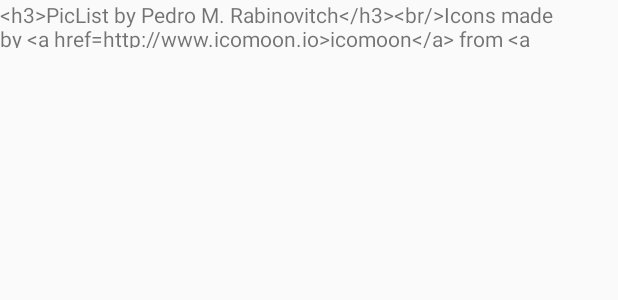
After one commit to PedroMR/FridgeList, an Android app: the layout content_about.xml on its own in the app's theme, with its tools: preview values and no code run, on a phone screen of 412 x 824 dp. The commit adds this screen. Shown: the top 300 px of the screen. Run offline under Robolectric (Android 15) with nearby library versions, the phone set to English and light mode, and no system bars.

Commit message:
Starting ABOUT page. Using text view and strings-based HTML content

```diff
--- a/app/build.gradle
+++ b/app/build.gradle
@@ -23,6 +23,7 @@ dependencies {
     implementation 'com.android.support:appcompat-v7:26.1.0'
     implementation 'com.android.support.constraint:constraint-layout:1.0.2'
     implementation 'com.google.code.gson:gson:2.8.2'
+    implementation 'com.android.support:design:26.1.0'
     testImplementation 'junit:junit:4.12'
     androidTestImplementation 'com.android.support.test:runner:1.0.1'
     androidTestImplementation 'com.android.support.test.espresso:espresso-core:3.0.1'
--- /dev/null
+++ b/app/src/main/res/layout/content_about.xml
@@ -0,0 +1,16 @@
+<?xml version="1.0" encoding="utf-8"?>
+<android.support.constraint.ConstraintLayout xmlns:android="http://schemas.android.com/apk/res/android"
+    xmlns:app="http://schemas.android.com/apk/res-auto"
+    xmlns:tools="http://schemas.android.com/tools"
+    android:layout_width="match_parent"
+    android:layout_height="match_parent"
+    app:layout_behavior="@string/appbar_scrolling_view_behavior"
+    tools:context="com.pedromr.apps.fridgelist.AboutActivity"
+    tools:showIn="@layout/activity_about">
+
+    <TextView
+        android:id="@+id/about"
+        android:layout_width="wrap_content"
+        android:layout_height="32dp"
+        android:text="@string/about" />
+</android.support.constraint.ConstraintLayout>
--- a/app/src/main/res/menu/top_toolbar.xml
+++ b/app/src/main/res/menu/top_toolbar.xml
@@ -8,7 +8,7 @@
         android:title="@string/action_picture"
         app:showAsAction="ifRoom" />
     <item
-        android:id="@+id/action_settings"
+        android:id="@+id/action_about"
         android:icon="@android:drawable/ic_menu_preferences"
         android:title="@string/action_settings"
         app:showAsAction="never" />
--- /dev/null
+++ b/app/src/main/res/values/dimens.xml
@@ -0,0 +1,3 @@
+<resources>
+    <dimen name="fab_margin">16dp</dimen>
+</resources>
--- a/app/src/main/res/values/strings.xml
+++ b/app/src/main/res/values/strings.xml
@@ -1,8 +1,12 @@
 <resources>
     <string name="app_name">Pic List</string>
-    <string name="action_settings">Settings</string>
+    <string name="action_settings">About</string>
     <string name="action_undo">Undo</string>
     <string name="action_picture">Take Picture</string>
     <string name="action_erase">Erase</string>
     <string name="action_clear">Clear All</string>
+    <string name="about"><![CDATA[
+<h3>PicList by Pedro M. Rabinovitch</h3><br/>Icons made by <a href="http://www.icomoon.io">icomoon</a> from <a href="flaticon.com">flaticon.com</a>.
+    ]]></string>
+    <string name="title_activity_about">AboutActivity</string>
 </resources>
--- a/app/src/main/res/values/styles.xml
+++ b/app/src/main/res/values/styles.xml
@@ -8,4 +8,8 @@
         <item name="colorAccent">@color/colorAccent</item>
     </style>
 
+    <style name="AppTheme.AppBarOverlay" parent="ThemeOverlay.AppCompat.Dark.ActionBar" />
+
+    <style name="AppTheme.PopupOverlay" parent="ThemeOverlay.AppCompat.Light" />
+
 </resources>
```
Also changed, not shown: app/src/main/AndroidManifest.xml (+22 -4 lines), app/src/main/java/com/pedromr/apps/fridgelist/AboutActivity.java (added, +43 -0 lines), app/src/main/java/com/pedromr/apps/fridgelist/DoodleCanvas.java (+31 -8 lines), app/src/main/java/com/pedromr/apps/fridgelist/ListDoodleActivity.java (+7 -2 lines), app/src/main/res/layout/activity_about.xml (added, +19 -0 lines), 2 other files.
